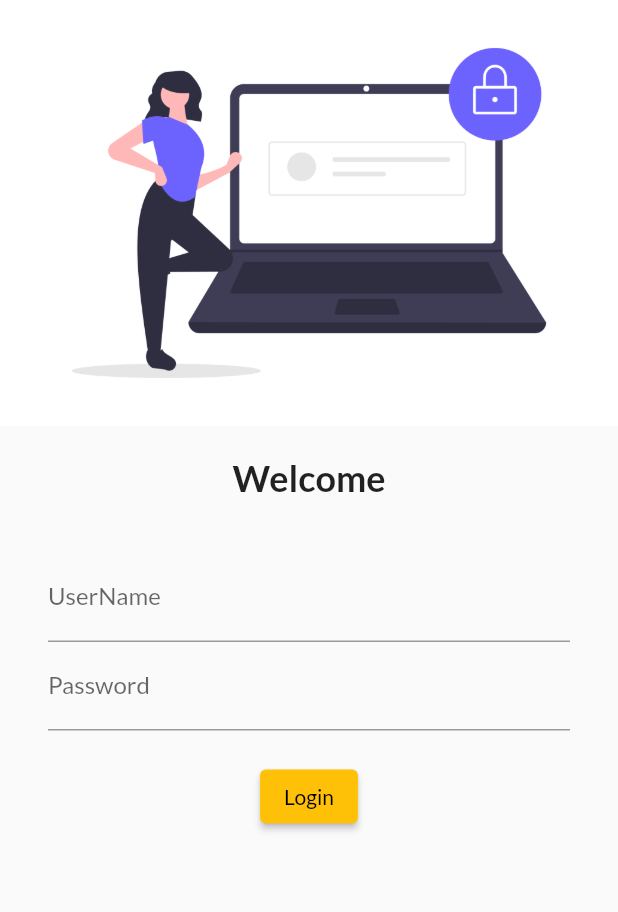
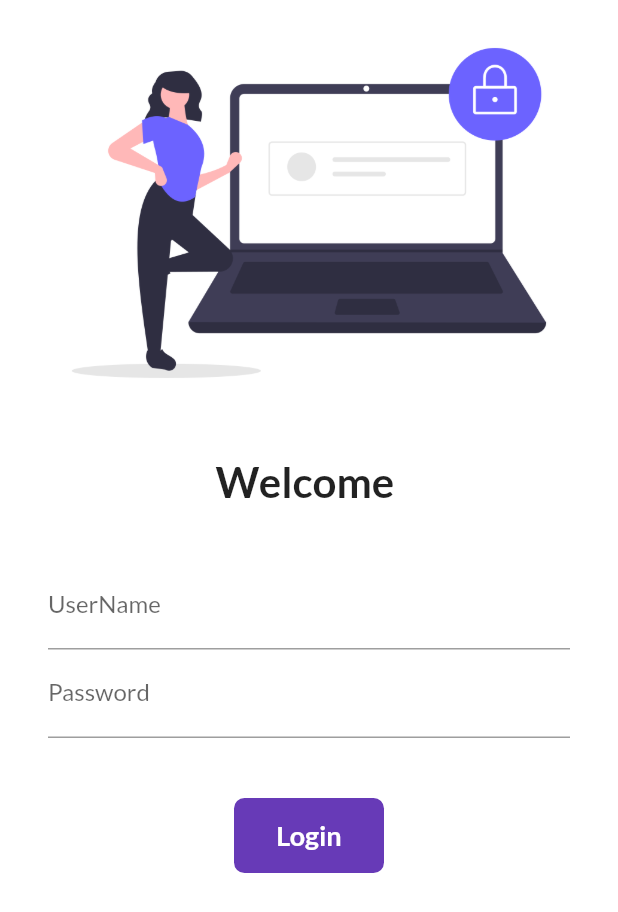
Before and after one commit to LalitChauhan3093/FlutterSample, a Flutter app: the screen it shows after launch, on a phone screen of 412 x 824 dp. Shown: the top 912 px of the screen. Run offline on Flutter 3.47's test engine with Material 2 defaults, Android fonts, the phone set to English and light mode, and no system bars; our stand-ins replace google_fonts.

Commit message:
Day3 and Day 4 Changes

```diff
--- a/lib/Screens/login_Screen.dart
+++ b/lib/Screens/login_Screen.dart
@@ -3,11 +3,22 @@
 import 'dart:ui';
 
 import 'package:flutter/material.dart';
+import 'package:flutter_application_1/Utils/routes.dart';
 
-class LoginScreen extends StatelessWidget {
+class LoginScreen extends StatefulWidget {
+  @override
+  State<LoginScreen> createState() => _LoginScreenState();
+}
+
+class _LoginScreenState extends State<LoginScreen> {
+  String name = "";
+  bool changeButton = false;
+
   @override
   Widget build(BuildContext context) {
     return Material(
+        color: Colors.white,
+        child: SingleChildScrollView(
           child: Column(
             children: [
               Image.asset(
@@ -19,9 +30,9 @@ class LoginScreen extends StatelessWidget {
                 height: 20.0,
               ),
               Text(
-          "Welcome",
+                "Welcome $name",
                 style: TextStyle(
-            fontSize: 24,
+                  fontSize: 28,
                   fontWeight: FontWeight.bold,
                 ),
               ),
@@ -29,13 +40,18 @@ class LoginScreen extends StatelessWidget {
                 height: 20.0,
               ),
               Padding(
-          padding: const EdgeInsets.symmetric(vertical: 16.0, horizontal: 32.0),
+                padding: const EdgeInsets.symmetric(
+                    vertical: 16.0, horizontal: 32.0),
                 child: Column(
                   children: [
                     TextFormField(
                       // ignore: prefer_const_constructors
                       decoration: InputDecoration(
                           hintText: "Enter User name", labelText: "UserName"),
+                      onChanged: (value) {
+                        name = value;
+                        setState(() {});
+                      },
                     ),
                     TextFormField(
                       // ignore: prefer_const_constructors
@@ -44,19 +60,60 @@ class LoginScreen extends StatelessWidget {
                           hintText: "Enter Password", labelText: "Password"),
                     ),
                     SizedBox(
-                height: 20.0,
+                      height: 40.0,
                     ),
-              ElevatedButton(
-                child: Text("Login"),
-                style: TextButton.styleFrom(),
-                onPressed: () {
-                  print("Hello Lalit");
+
+                    InkWell(
+                      onTap: () async {
+                        setState(() {
+                          changeButton = true;
+                        });
+                        await Future.delayed(Duration(seconds: 1));
+                        Navigator.pushNamed(context, MyRoutes.homeRoute);
                       },
+                      child: AnimatedContainer(
+                        duration: Duration(seconds: 1),
+                        width: changeButton ? 50 : 100,
+                        height: 50,
+                        alignment: Alignment.center,
+                        child: changeButton
+                            ? Icon(
+                                Icons.done,
+                                color: Colors.white,
+                              )
+                            : Text(
+                                "Login",
+                                style: TextStyle(
+                                  color: Colors.white,
+                                  fontWeight: FontWeight.bold,
+                                  fontSize: 18,
                                 ),
+                              ),
+                        decoration: BoxDecoration(
+                          color: Colors.deepPurple,
+                          // shape: changeButton
+                          //     ? BoxShape.circle
+                          //     : BoxShape.rectangle,
+                          borderRadius:
+                              BorderRadius.circular(changeButton ? 50 : 7),
+                        ),
+                      ),
+                    )
+                    // ElevatedButton(
+                    //   child: Text("Login"),
+                    //   style: TextButton.styleFrom(
+                    //     minimumSize: Size(120, 40),
+                    //   ),
+                    //   onPressed: () {
+                    //     //print("Hello Lalit");
+                    //     Navigator.pushNamed(context, MyRoutes.homeRoute);
+                    //   },
+                    // ),
                   ],
                 ),
               ),
             ],
+          ),
         ));
   }
 }
--- /dev/null
+++ b/lib/Utils/routes.dart
@@ -0,0 +1,4 @@
+class MyRoutes {
+  static String loginRoute = "/login";
+  static String homeRoute = "/home";
+}
--- a/lib/main.dart
+++ b/lib/main.dart
@@ -1,6 +1,7 @@
 import 'package:flutter/material.dart';
 import 'package:flutter_application_1/Screens/home_screen.dart';
 import 'package:flutter_application_1/Screens/login_Screen.dart';
+import 'package:flutter_application_1/Utils/routes.dart';
 import 'package:google_fonts/google_fonts.dart';
 
 void main() {
@@ -23,7 +24,8 @@ class MyApp extends StatelessWidget {
       //initialRoute: "/home",
       routes: {
         //"/": (context) => LoginScreen(),
-        "/home": (context) => HomeScreen()
+        MyRoutes.homeRoute: (context) => HomeScreen(),
+        MyRoutes.loginRoute: (context) => LoginScreen(),
       },
     );
   }
```
Also changed, not shown: 1 other file. Lines whose indentation alone changed are shown as unchanged.
